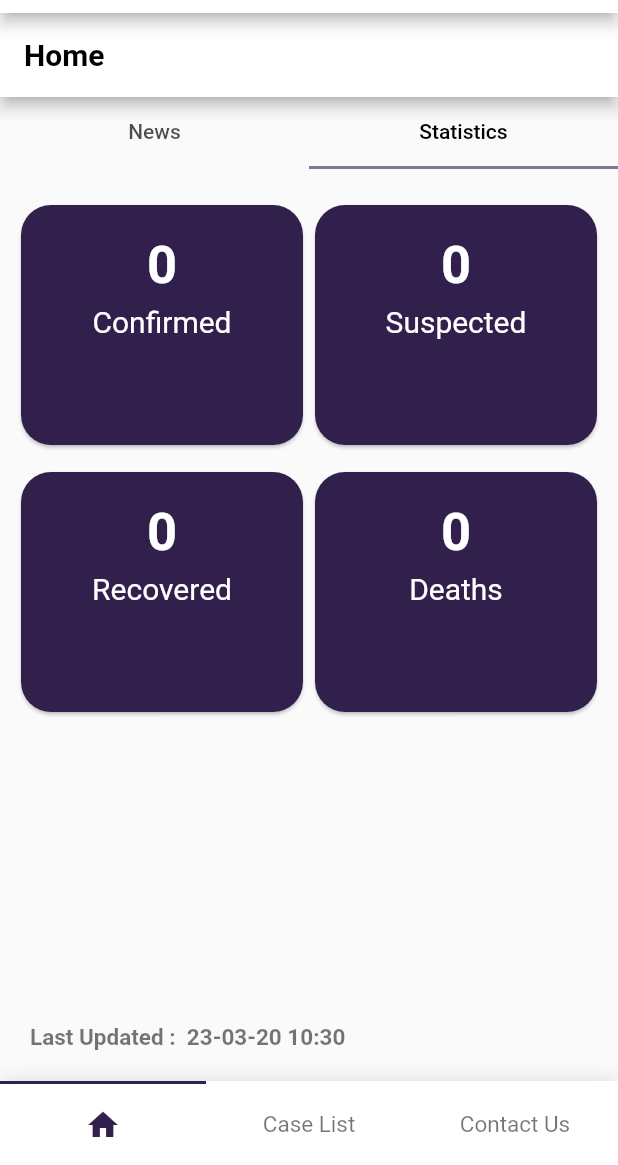
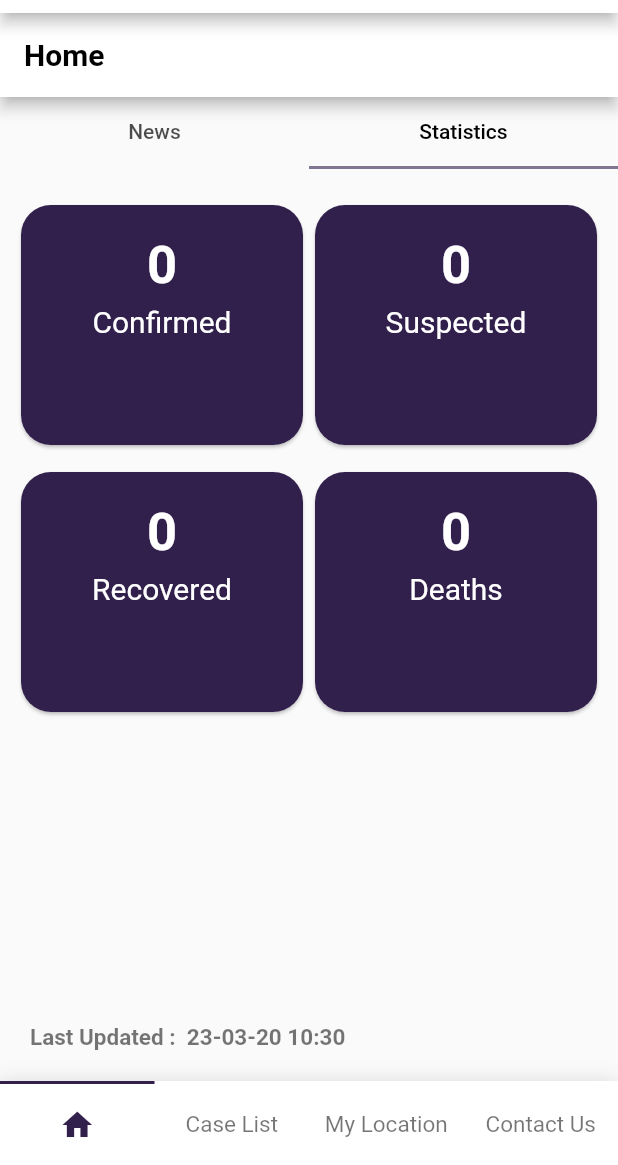
Before and after one commit to ICTASL/MyHealthApp, a Flutter app: the RootScreen screen opened directly, tab 2 chosen, on a phone screen of 412 x 824 dp, the part 71-1236 px from its top. Run offline on Flutter 3.47's test engine with Material 2 defaults, Android fonts, the phone set to English and light mode, and no system bars; drawn by our look-alikes of titled_navigation_bar; our stand-ins replace cached_network_image, date_format, equatable, firebase_messaging, firebase_remote_config, geolocator and 7 more; accounts and stored records are empty; network calls fail.

Commit message:
Add location tab

```diff
--- a/lib/page/screen/root_screen.dart
+++ b/lib/page/screen/root_screen.dart
@@ -37,7 +37,7 @@ class _RootScreenState extends State<RootScreen> {
   final _homeTabs = {
     DashboardScreen(),
     CaseListScreen(),
-//    CaseDetailScreen(),
+    CaseDetailScreen(),
     ContactUsScreen(),
   };
 
@@ -112,10 +112,10 @@ class _RootScreenState extends State<RootScreen> {
           title: AppLocalizations.of(context)
               .translate('dashboard_case_list_tab_text'),
           icon: Icons.location_searching),
-//      TitledNavigationBarItem(
-//          title: AppLocalizations.of(context)
-//              .translate('dashboard_safe_track_tab_text'),
-//          icon: Icons.map),
+      TitledNavigationBarItem(
+          title: AppLocalizations.of(context)
+              .translate('dashboard_safe_track_tab_text'),
+          icon: Icons.map),
       TitledNavigationBarItem(
           title: AppLocalizations.of(context)
               .translate('dashboard_contact_tab_text'),
@@ -152,11 +152,16 @@ class _RootScreenState extends State<RootScreen> {
               return [
                 PopupMenuItem<String>(
                     child: Text(AppLocalizations.of(context)
-                        .translate("popmenu_language")), value: 'change_lan'),
-                PopupMenuItem<String>(child: Text(AppLocalizations.of(context)
-                    .translate("popmenu_ios_faq")), value: 'ios_faq'),
-                PopupMenuItem<String>(child: Text(AppLocalizations.of(context)
-                    .translate("popmenu_faq")), value: 'faq'),
+                        .translate("popmenu_language")),
+                    value: 'change_lan'),
+                PopupMenuItem<String>(
+                    child: Text(AppLocalizations.of(context)
+                        .translate("popmenu_ios_faq")),
+                    value: 'ios_faq'),
+                PopupMenuItem<String>(
+                    child: Text(
+                        AppLocalizations.of(context).translate("popmenu_faq")),
+                    value: 'faq'),
                 PopupMenuItem<String>(
                     child: Text(AppLocalizations.of(context)
                         .translate("popmenu_privpolicy")),
```
